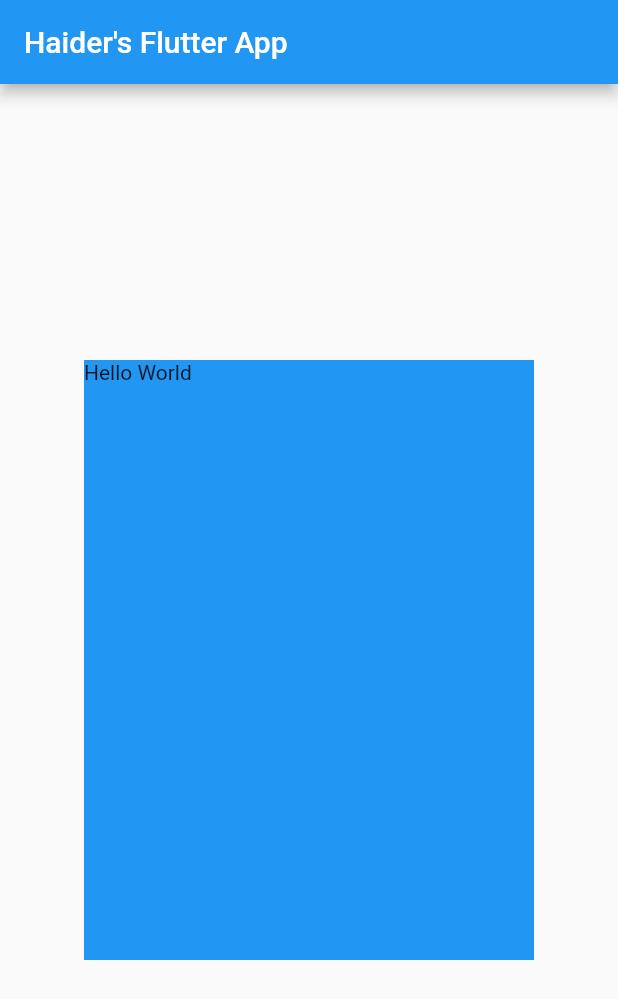
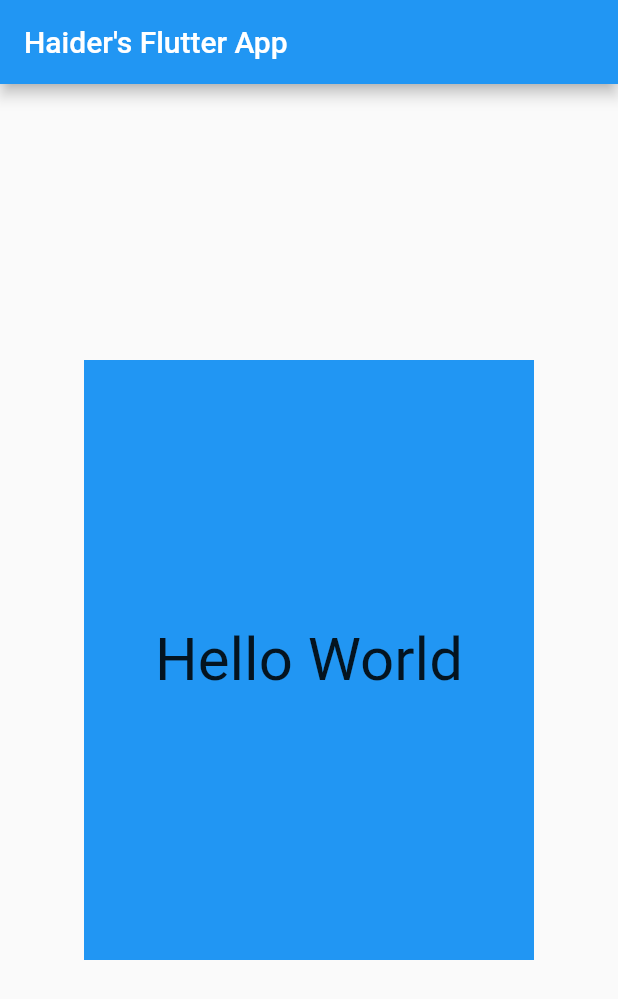
Before and after one commit to hmhaider93/hello_rectangle, a Flutter app: the screen it shows after launch, on a phone screen of 412 x 824 dp. Shown: the top 999 px of the screen. Run offline on Flutter 3.47's test engine with Material 2 defaults, Android fonts, the phone set to English and light mode, and no system bars.

Commit message:
Updating main.dart Created a blue rectangle that has Hello World in the center

```diff
--- a/lib/main.dart
+++ b/lib/main.dart
@@ -8,7 +8,12 @@ class HelloRectangle extends StatelessWidget {
         color: Colors.blue,
         height: 400,
         width: 300,
-        child: Text("Hello World",),
+        child: Center(
+          child: Text(
+            "Hello World",
+            style: TextStyle(fontSize: 40),
+          ),
+        ),
       ),
     );
   }
```
